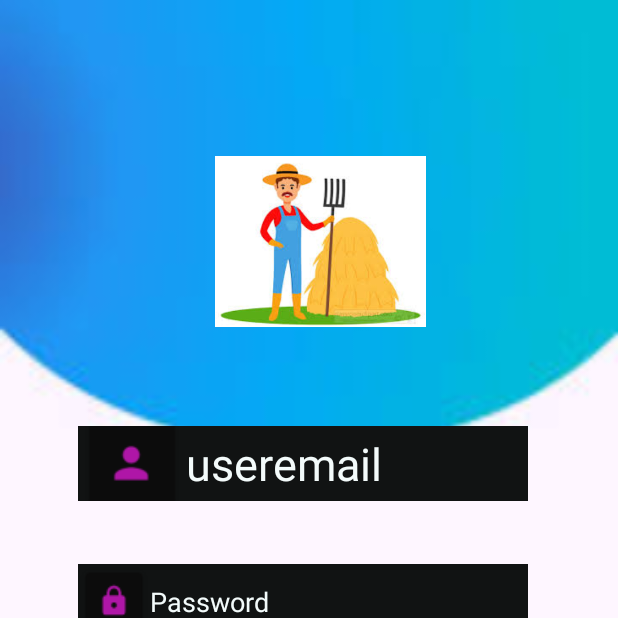
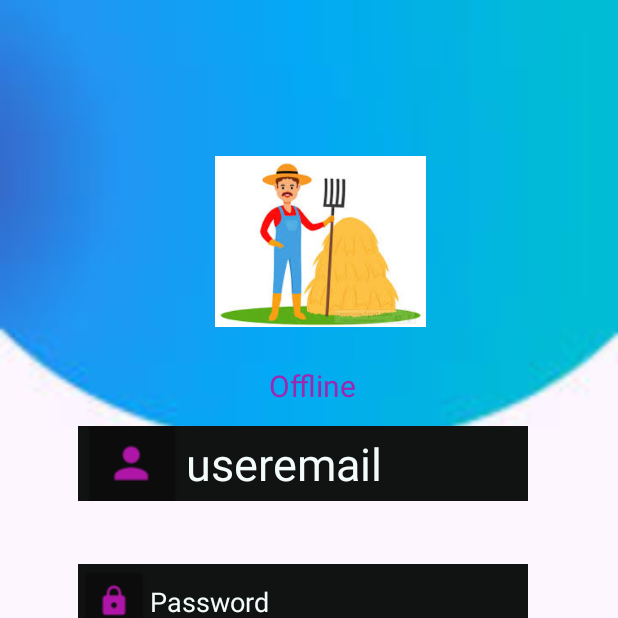
Before and after one commit to Tanishqpundir24510/project, an Android app: the screen it shows after launch (MainActivity2), on a phone screen of 412 x 824 dp, the top half of it. Run offline under Robolectric (Android 15) with nearby library versions, the phone set to English and light mode, and no system bars; our stand-ins replace Firebase (no records; nobody signed in at launch, a user with empty details on screens opened directly).

Commit message:
added some screenshots

```diff
--- a/app/src/main/java/com/example/myapplication/MainActivity2.java
+++ b/app/src/main/java/com/example/myapplication/MainActivity2.java
@@ -24,7 +24,7 @@ import org.w3c.dom.Text;
 
 public class MainActivity2 extends AppCompatActivity {
     private Button b,b1;
-    private TextView fp;
+    private TextView fp,f1;
     private EditText email,pass;
     private FirebaseAuth mAuth;
     private ProgressBar pro;
@@ -35,6 +35,13 @@ public class MainActivity2 extends AppCompatActivity {
         setContentView(R.layout.activity_main2);
         b=(Button) findViewById(R.id.button);
         b1=(Button) findViewById(R.id.button1);
+        f1=(TextView)findViewById(R.id.textView6);
+        f1.setOnClickListener(new View.OnClickListener() {
+            @Override
+            public void onClick(View v) {
+                openh4();
+            }
+        });
         b.setOnClickListener(new View.OnClickListener(){
             @Override
             public void onClick(View v)
@@ -67,7 +74,9 @@ public class MainActivity2 extends AppCompatActivity {
         Intent i=new Intent(MainActivity2.this,forgotpassword.class);
         startActivity(i);
     }
-
+private void openh4()
+{Intent  i=new Intent(MainActivity2.this,MainActivity3.class);
+startActivity(i);}
     public void openh()
     {
         userlogin();
--- a/app/src/main/res/layout/activity_main2.xml
+++ b/app/src/main/res/layout/activity_main2.xml
@@ -84,11 +84,11 @@
         android:layout_marginStart="52dp"
         android:layout_marginLeft="52dp"
         android:layout_marginTop="536dp"
+        android:background="@color/white"
         android:clickable="true"
         android:contentDescription="Sign up"
         android:shadowColor="#9C27B0"
         android:text="Signup"
-        android:background="@color/white"
         android:textColor="@color/black"
         android:transitionName="@string/app_name"
         app:layout_constraintCircleRadius="45dp"
@@ -130,5 +130,25 @@
         app:layout_constraintStart_toStartOf="parent"
         app:layout_constraintTop_toBottomOf="@+id/button1" />
 
+    <TextView
+        android:id="@+id/textView6"
+        android:layout_width="wrap_content"
+        android:layout_height="27dp"
+        android:layout_marginStart="179dp"
+        android:layout_marginLeft="179dp"
+        android:layout_marginTop="26dp"
+        android:layout_marginEnd="180dp"
+        android:layout_marginRight="180dp"
+        android:layout_marginBottom="13dp"
+        android:text="Offline"
+        android:textColor="#9C27B0"
+        android:textSize="20dp"
+        app:layout_constraintBottom_toTopOf="@+id/editTextTextPersonName"
+        app:layout_constraintEnd_toEndOf="parent"
+        app:layout_constraintHorizontal_bias="0.0"
+        app:layout_constraintStart_toStartOf="parent"
+        app:layout_constraintTop_toBottomOf="@+id/imageView2"
+        app:layout_constraintVertical_bias="1.0" />
+
 
 </androidx.constraintlayout.widget.ConstraintLayout>
```
